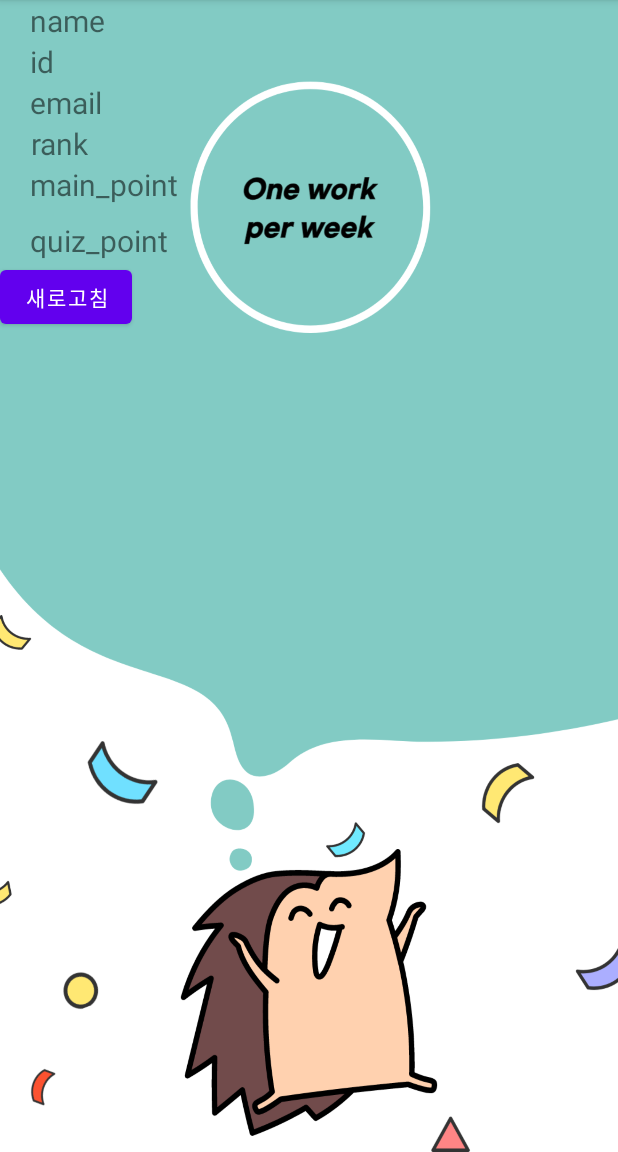
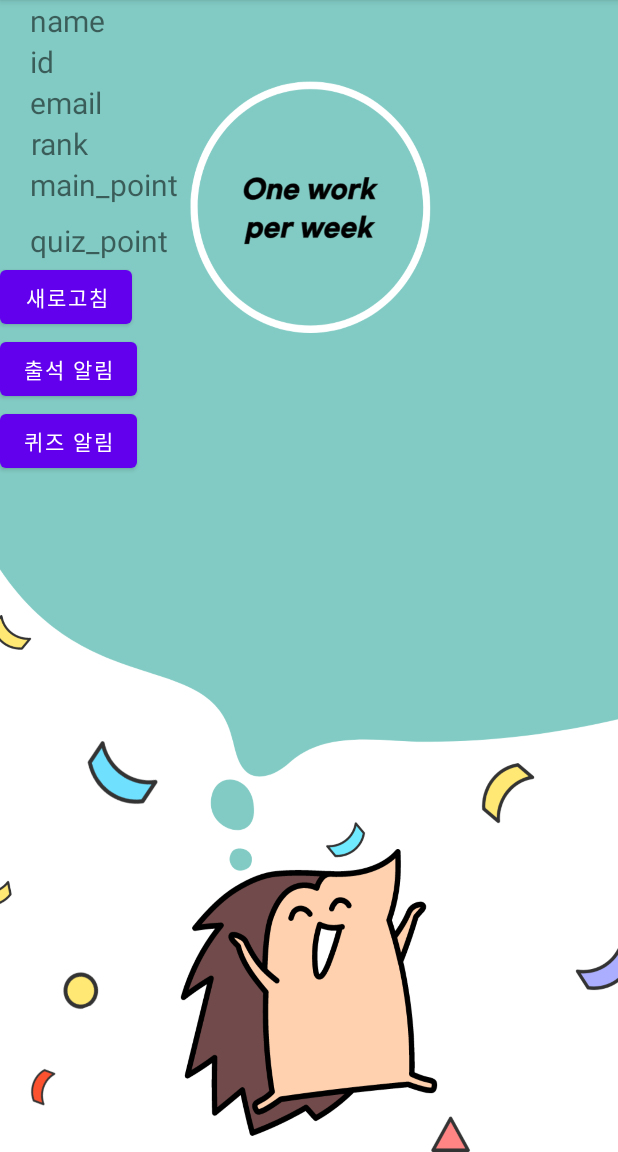
Before and after one commit to Profrog/maeju_test, an Android app: the Showin screen opened directly, with no data from a screen before it, on a phone screen of 412 x 824 dp, the part 84-1236 px from its top. Run offline under Robolectric (Android 15) with nearby library versions, the phone set to English and light mode, and no system bars; our stand-ins replace Firebase (no records; nobody signed in at launch, a user with empty details on screens opened directly), Volley; network calls fail.

Commit message:
auto data checking

```diff
--- a/app/src/main/res/layout/show_in.xml
+++ b/app/src/main/res/layout/show_in.xml
@@ -77,4 +77,23 @@
         android:layout_width="wrap_content"
         android:layout_height="wrap_content" />
 
+
+    <Button
+        android:id="@+id/buttonReserve_attend"
+        android:layout_below="@+id/buttonRefresh"
+        android:layout_width="wrap_content"
+        android:layout_height="wrap_content"
+        android:layout_gravity="center_horizontal"
+        android:onClick="reserve_attend"
+        android:text="출석 알림" />
+
+    <Button
+        android:id="@+id/buttonReserve_quiz"
+        android:layout_below="@+id/buttonReserve_attend"
+        android:layout_width="wrap_content"
+        android:layout_height="wrap_content"
+        android:layout_gravity="center_horizontal"
+        android:onClick="reserve_quiz"
+        android:text="퀴즈 알림" />
+
 </RelativeLayout>
```
Also changed, not shown: app/src/main/java/com/example/logintest/MainActivity.java (+72 -1 lines), app/src/main/java/com/example/logintest/ProfileActivity.java (+0 -9 lines), app/src/main/java/com/example/logintest/Showin.java (+10 -0 lines), app/src/main/res/layout/activity_profile.xml (+0 -15 lines).
